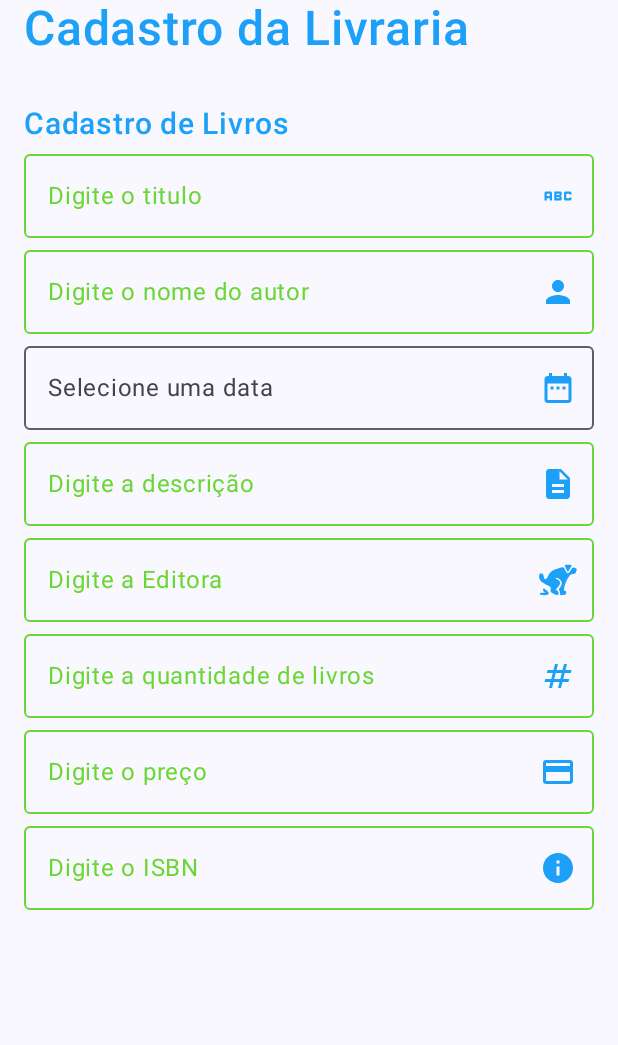
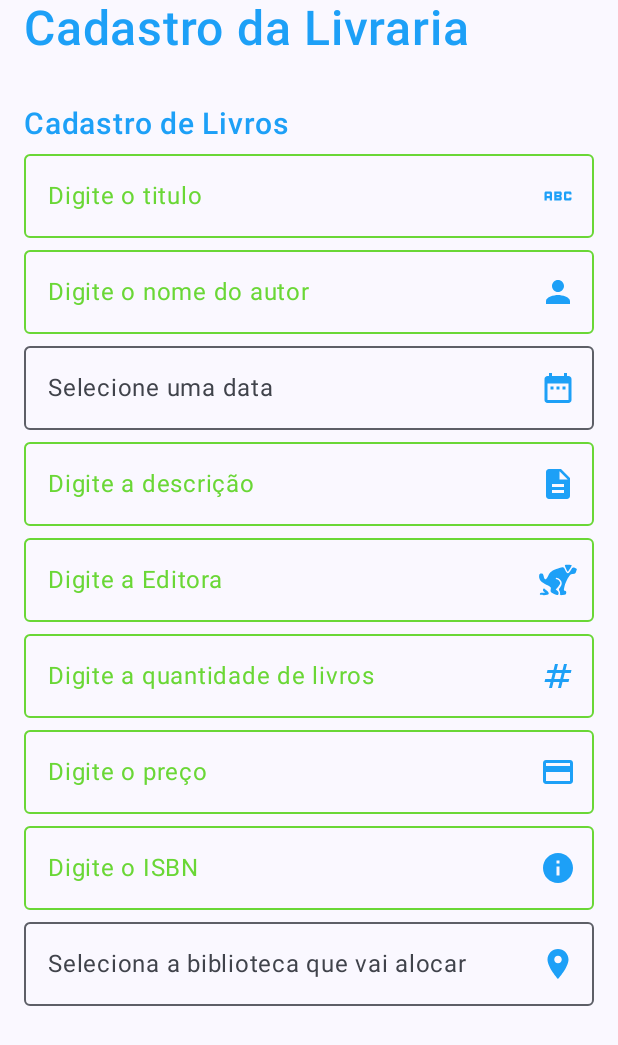
Before and after one commit to pabloosales2007-wq/AulaElementoCompose, an Android app built with Jetpack Compose: the screen it shows after launch (MainActivity), on a phone screen of 412 x 824 dp. Shown: the top 1045 px of the screen. Run offline under Robolectric (Android 15) with nearby library versions, the phone set to English and light mode, and no system bars.

Commit message:
Selecionar a biblioteca para alocar (combobox).

```diff
--- a/app/build.gradle.kts
+++ b/app/build.gradle.kts
@@ -6,7 +6,9 @@ plugins {
 android {
     namespace = "com.example.elementos"
     compileSdk {
-        version = release(37)
+        version = release(37) {
+            minorApiLevel = 2
+        }
     }
 
     defaultConfig {
@@ -34,6 +36,7 @@ android {
     buildFeatures {
         compose = true
     }
+    buildToolsVersion = "36.0.0"
 }
 
 dependencies {
--- a/app/src/main/java/com/example/elementos/Elementos.kt
+++ b/app/src/main/java/com/example/elementos/Elementos.kt
@@ -43,10 +43,53 @@ import com.example.elementos.ui.theme.ElementosTheme
 import com.example.elementos.ui.theme.Titulo
 import com.example.elementos.ui.theme.semFoco
 import android.icu.util.Calendar
+import androidx.compose.foundation.background
 import androidx.compose.foundation.clickable
 import androidx.compose.foundation.layout.Box
 import androidx.compose.material.icons.filled.DateRange
+import androidx.compose.material.icons.filled.LocationOn
+import androidx.compose.material3.DropdownMenu
+import androidx.compose.material3.DropdownMenuItem
+import androidx.compose.ui.draw.blur
+import androidx.compose.ui.graphics.Color
 
+@Composable
+fun comboBox(
+    opcoes : List<String>,
+    opcaoSelecionada : String,
+    selecionada : (String) -> Unit,
+    rotulo: String
+) {
+    var expandido by remember { mutableStateOf(false) }
+    Box(modifier = Modifier.fillMaxWidth()){
+        OutlinedTextField(
+            value = opcaoSelecionada,
+            onValueChange = {},
+            label = {Text(rotulo)},
+            readOnly = true,
+            modifier = Modifier.fillMaxWidth(),
+            trailingIcon = {Icon(Icons.Default.LocationOn, rotulo, tint = Titulo) }
+        )
+        Box(modifier = Modifier.matchParentSize() // vai herdar as configurações e tamanhos do pai
+            .clickable{expandido = true}
+            .background(Color.Transparent)
+        )
+        DropdownMenu(expanded = expandido, onDismissRequest = {expandido = false},
+            modifier = Modifier.fillMaxWidth(0.92F)) {
+            opcoes.forEach { opcao ->
+                DropdownMenuItem(
+                    text = {Text(opcao)},
+                    onClick =
+                        {selecionada(opcao)
+                    expandido = false // Quando voce toca no elemento
+                    }
+
+                )
+            }
+        }
+    }
+
+}
 
 /**
  * Campo de seleção de data
@@ -246,6 +289,16 @@ fun ContendoElementos(valorDeEspacamentoInicial: PaddingValues) {
 
         )
 
+        var opcaoSelecionada by remember { mutableStateOf("") }
+
+        comboBox(
+            listOf("Biblioteca Lapa", "Biblioteca Osasco", "Biblioteca Morumbi"),
+            opcaoSelecionada,
+            {opcaoSelecionada = it},
+            "Seleciona a biblioteca que vai alocar"
+
+            )
+
 
 
     }
--- a/app/src/main/java/com/example/elementos/MainActivity.kt
+++ b/app/src/main/java/com/example/elementos/MainActivity.kt
@@ -19,7 +19,9 @@ class MainActivity : ComponentActivity() {
         enableEdgeToEdge()
         setContent {
             ElementosTheme {
-                Scaffold(modifier = Modifier.fillMaxSize()) { innerPadding ->
+                Scaffold(modifier =
+                    Modifier.fillMaxSize())
+                    { innerPadding ->
                     ContendoElementos(innerPadding)
 
                 }
```
Also changed, not shown: gradle/wrapper/gradle-wrapper.properties.
